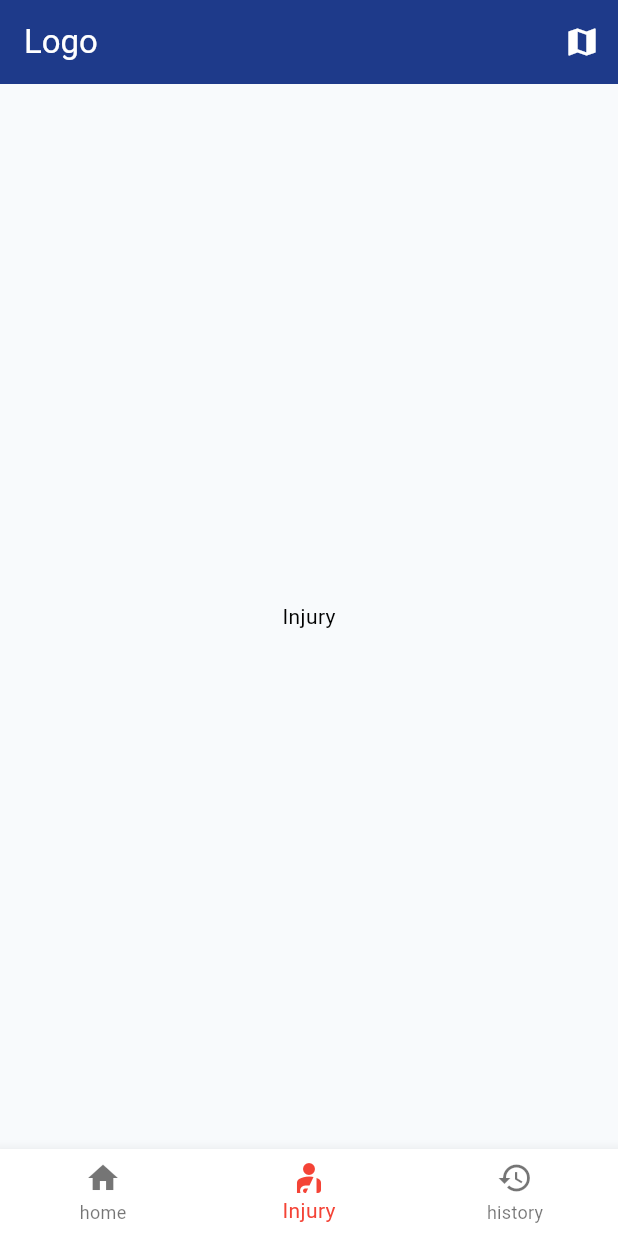
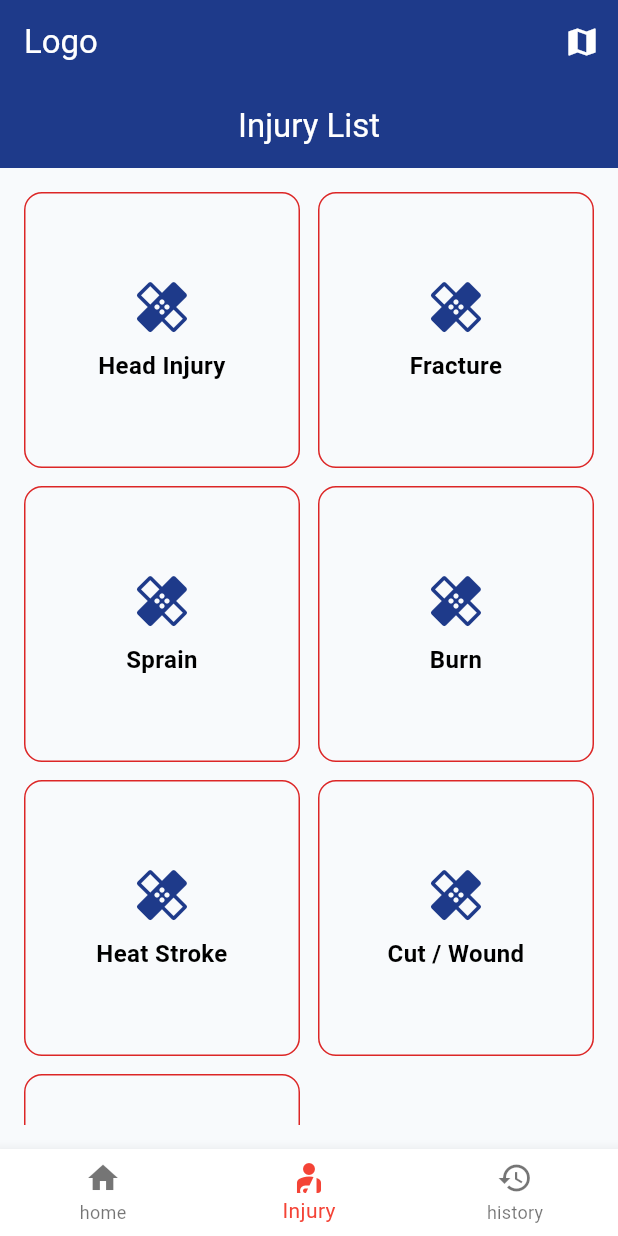
Before and after one commit to sokundeny/safeaid_kh, a Flutter app: the screen it shows after launch, item 2 of the bottom bar chosen, on a phone screen of 412 x 824 dp. Run offline on Flutter 3.47's test engine with Material 3 defaults, Android fonts, the light colour scheme and no system bars.

Commit message:
injury_list v1

```diff
--- /dev/null
+++ b/lib/ui/data/injury_data.dart
@@ -0,0 +1,227 @@
+import '../models/injury_type.dart';
+import '../models/injury.dart';
+import '../models/first_aid_step.dart';
+
+final List<InjuryType> injuryTypes = [
+  InjuryType(
+    id: "type1",
+    name: "Physical Injury",
+    imagePath: "assets/images/physical.png",
+    injuries: [
+      Injury(
+        id: "inj1",
+        name: "Head Injury",
+        description: "Injury affecting the head or brain.",
+        imagePath: "assets/images/head.png",
+        steps: [
+          FirstAidStep(
+            stepNumber: 1,
+            description: "Check if the person is conscious.",
+            imagePath: "assets/images/head_step1.png",
+          ),
+          FirstAidStep(
+            stepNumber: 2,
+            description: "Stop bleeding gently using clean cloth.",
+            imagePath: "assets/images/head_step2.png",
+          ),
+          FirstAidStep(
+            stepNumber: 3,
+            description: "Do not move the head or neck.",
+            imagePath: "assets/images/head_step3.png",
+          ),
+          FirstAidStep(
+            stepNumber: 4,
+            description: "Call emergency services immediately.",
+            imagePath: "assets/images/head_step4.png",
+          ),
+        ],
+      ),
+
+      Injury(
+        id: "inj2",
+        name: "Fracture",
+        description: "Broken bone caused by impact or fall.",
+        imagePath: "assets/images/fracture.png",
+        steps: [
+          FirstAidStep(
+            stepNumber: 1,
+            description: "Do not move the injured area.",
+            imagePath: "assets/images/fracture_step1.png",
+          ),
+          FirstAidStep(
+            stepNumber: 2,
+            description: "Support the limb with padding.",
+            imagePath: "assets/images/fracture_step2.png",
+          ),
+          FirstAidStep(
+            stepNumber: 3,
+            description: "Apply ice to reduce swelling.",
+            imagePath: "assets/images/fracture_step3.png",
+          ),
+          FirstAidStep(
+            stepNumber: 4,
+            description: "Go to the hospital immediately.",
+            imagePath: "assets/images/fracture_step4.png",
+          ),
+        ],
+      ),
+
+      Injury(
+        id: "inj3",
+        name: "Sprain",
+        description: "Stretching or tearing of ligaments.",
+        imagePath: "assets/images/sprain.png",
+        steps: [
+          FirstAidStep(
+            stepNumber: 1,
+            description: "Rest the injured area.",
+            imagePath: "assets/images/sprain_step1.png",
+          ),
+          FirstAidStep(
+            stepNumber: 2,
+            description: "Apply ice for 15–20 minutes.",
+            imagePath: "assets/images/sprain_step2.png",
+          ),
+          FirstAidStep(
+            stepNumber: 3,
+            description: "Compress with an elastic bandage.",
+            imagePath: "assets/images/sprain_step3.png",
+          ),
+          FirstAidStep(
+            stepNumber: 4,
+            description: "Elevate the limb above heart level.",
+            imagePath: "assets/images/sprain_step4.png",
+          ),
+        ],
+      ),
+    ],
+  ),
+  InjuryType(
+    id: "type2",
+    name: "Burn & Heat Injury",
+    imagePath: "assets/images/burn.png",
+    injuries: [
+      Injury(
+        id: "inj4",
+        name: "Burn",
+        description: "Damage to skin caused by heat or chemicals.",
+        imagePath: "assets/images/burn.png",
+        steps: [
+          FirstAidStep(
+            stepNumber: 1,
+            description: "Remove the person from heat source.",
+            imagePath: "assets/images/burn_step1.png",
+          ),
+          FirstAidStep(
+            stepNumber: 2,
+            description: "Cool the burn under running water.",
+            imagePath: "assets/images/burn_step2.png",
+          ),
+          FirstAidStep(
+            stepNumber: 3,
+            description: "Do not apply ice, butter, or oil.",
+            imagePath: "assets/images/burn_step3.png",
+          ),
+          FirstAidStep(
+            stepNumber: 4,
+            description: "Cover with a clean, non-stick cloth.",
+            imagePath: "assets/images/burn_step4.png",
+          ),
+        ],
+      ),
+
+      Injury(
+        id: "inj5",
+        name: "Heat Stroke",
+        description: "Body overheating due to prolonged heat exposure.",
+        imagePath: "assets/images/heatstroke.png",
+        steps: [
+          FirstAidStep(
+            stepNumber: 1,
+            description: "Move person to a cool place.",
+            imagePath: "assets/images/heat_step1.png",
+          ),
+          FirstAidStep(
+            stepNumber: 2,
+            description: "Loosen or remove excess clothing.",
+            imagePath: "assets/images/heat_step2.png",
+          ),
+          FirstAidStep(
+            stepNumber: 3,
+            description: "Cool body with water or fan.",
+            imagePath: "assets/images/heat_step3.png",
+          ),
+          FirstAidStep(
+            stepNumber: 4,
+            description: "Seek medical help immediately.",
+            imagePath: "assets/images/heat_step4.png",
+          ),
+        ],
+      ),
+    ],
+  ),
+  InjuryType(
+    id: "type3",
+    name: "Wounds & Bleeding",
+    imagePath: "assets/images/wound.png",
+    injuries: [
+      Injury(
+        id: "inj6",
+        name: "Cut / Wound",
+        description: "Open wound caused by sharp object.",
+        imagePath: "assets/images/wound.png",
+        steps: [
+          FirstAidStep(
+            stepNumber: 1,
+            description: "Wash hands before touching wound.",
+            imagePath: "assets/images/wound_step1.png",
+          ),
+          FirstAidStep(
+            stepNumber: 2,
+            description: "Clean the wound with water.",
+            imagePath: "assets/images/wound_step2.png",
+          ),
+          FirstAidStep(
+            stepNumber: 3,
+            description: "Apply pressure to stop bleeding.",
+            imagePath: "assets/images/wound_step3.png",
+          ),
+          FirstAidStep(
+            stepNumber: 4,
+            description: "Cover with sterile bandage.",
+            imagePath: "assets/images/wound_step4.png",
+          ),
+        ],
+      ),
+
+      Injury(
+        id: "inj7",
+        name: "Bleeding",
+        description: "Loss of blood from an injury.",
+        imagePath: "assets/images/bleeding.png",
+        steps: [
+          FirstAidStep(
+            stepNumber: 1,
+            description: "Apply direct pressure on wound.",
+            imagePath: "assets/images/bleeding_step1.png",
+          ),
+          FirstAidStep(
+            stepNumber: 2,
+            description: "Raise injured area if possible.",
+            imagePath: "assets/images/bleeding_step2.png",
+          ),
+          FirstAidStep(
+            stepNumber: 3,
+            description: "Do not remove embedded objects.",
+            imagePath: "assets/images/bleeding_step3.png",
+          ),
+          FirstAidStep(
+            stepNumber: 4,
+            description: "Get medical help if bleeding continues.",
+            imagePath: "assets/images/bleeding_step4.png",
+          ),
+        ],
+      ),
+    ],
+  ),
+];
--- /dev/null
+++ b/lib/ui/models/first_aid_step.dart
@@ -0,0 +1,11 @@
+class FirstAidStep {
+  final int stepNumber;
+  final String description;
+  final String imagePath;
+
+  FirstAidStep({
+    required this.stepNumber,
+    required this.description,
+    required this.imagePath,
+  });
+}
--- /dev/null
+++ b/lib/ui/models/injury.dart
@@ -0,0 +1,17 @@
+import 'first_aid_step.dart';
+
+class Injury {
+  final String id;
+  final String name;
+  final String description;
+  final String imagePath;
+  final List<FirstAidStep> steps;
+
+  Injury({
+    required this.id,
+    required this.name,
+    required this.description,
+    required this.imagePath,
+    required this.steps,
+  });
+}
--- a/lib/ui/screens/injury_list.dart
+++ b/lib/ui/screens/injury_list.dart
@@ -1,12 +1,43 @@
 import 'package:flutter/material.dart';
+import '../data/injury_data.dart';
+import '../models/injury.dart';
+import '../widgets/injury_card.dart';
+import 'injury_detail.dart';
 
 class InjuryList extends StatelessWidget {
   const InjuryList({super.key});
-
   @override
   Widget build(BuildContext context) {
-    return Center(
-      child: Text("Injury"),
+    final List<Injury> injuries = injuryTypes.expand((type) => type.injuries).toList();
+    return Scaffold(
+      appBar: AppBar(title: const Text("Injury List"),
+      centerTitle: true,),
+      body: Padding(
+        padding: const EdgeInsets.all(16),
+        child: GridView.builder(
+          itemCount: injuries.length,
+            gridDelegate: const SliverGridDelegateWithFixedCrossAxisCount(
+            crossAxisCount: 2,
+            crossAxisSpacing: 12,
+            mainAxisSpacing: 12,
+          ),
+          itemBuilder: (context, index) {
+            final injury = injuries[index];
+
+            return InjuryCard(
+              injury: injury,
+              onTap: () {
+                Navigator.push(
+                  context,
+                  MaterialPageRoute(
+                    builder: (_) => InjuryDetail(injury: injury),
+                  ),
+                );
+              },
+            );
+          },
+        ),
+      ),
     );
   }
 }
--- /dev/null
+++ b/lib/ui/widgets/injury_card.dart
@@ -0,0 +1,48 @@
+import 'package:flutter/material.dart';
+import '../models/injury.dart';
+
+class InjuryCard extends StatelessWidget {
+  final Injury injury;
+  final VoidCallback onTap;
+
+  const InjuryCard({
+    super.key,
+    required this.injury,
+    required this.onTap,
+  });
+
+  @override
+  Widget build(BuildContext context) {
+    return InkWell(
+      borderRadius: BorderRadius.circular(12),
+      onTap: onTap,
+      child: Container(
+        decoration: BoxDecoration(
+          color: const Color(0xFFF8FAFC),
+          borderRadius: BorderRadius.circular(12),
+          border: Border.all(
+            color: Theme.of(context).colorScheme.secondary,
+          ),
+        ),
+        child: Column(
+          mainAxisAlignment: MainAxisAlignment.center,
+          children: [
+            Icon(Icons.healing,
+                size: 40,
+                color: Theme.of(context).colorScheme.primary),
+            const SizedBox(height: 8),
+
+            Text(
+              injury.name,
+              textAlign: TextAlign.center,
+              style: const TextStyle(
+                fontSize: 16,
+                fontWeight: FontWeight.w600,
+              ),
+            ),
+          ],
+        ),
+      ),
+    );
+  }
+}
--- a/pubspec.yaml
+++ b/pubspec.yaml
@@ -51,6 +51,8 @@ dev_dependencies:
 
 # The following section is specific to Flutter packages.
 flutter:
+# assets:
+#     - assets/images/
 
   # The following line ensures that the Material Icons font is
   # included with your application, so that you can use the icons in
```
Also changed, not shown: lib/ui/models/injury_type.dart (added, +15 -0 lines), lib/ui/screens/injury_detail.dart (added, +162 -0 lines).
